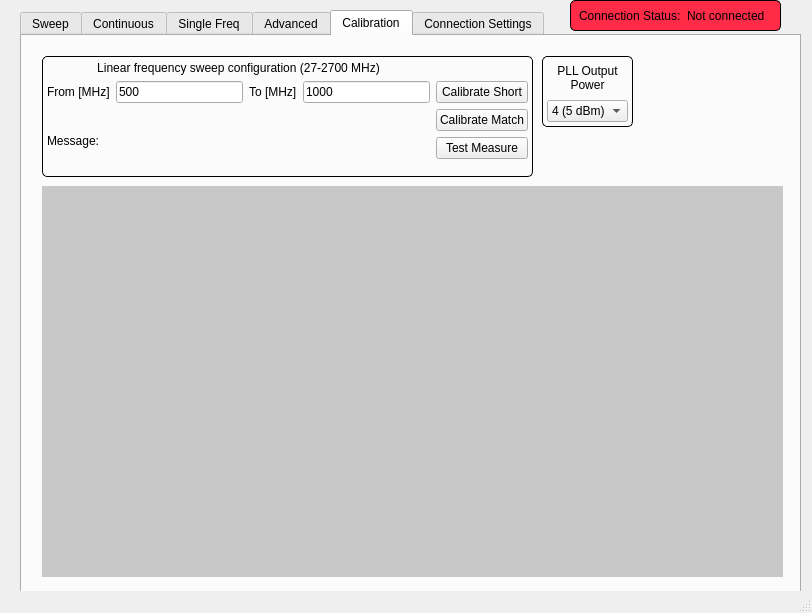
Qt form mainwindow.ui (ivodovc/antenna-measurement-system-gui) before a commit.
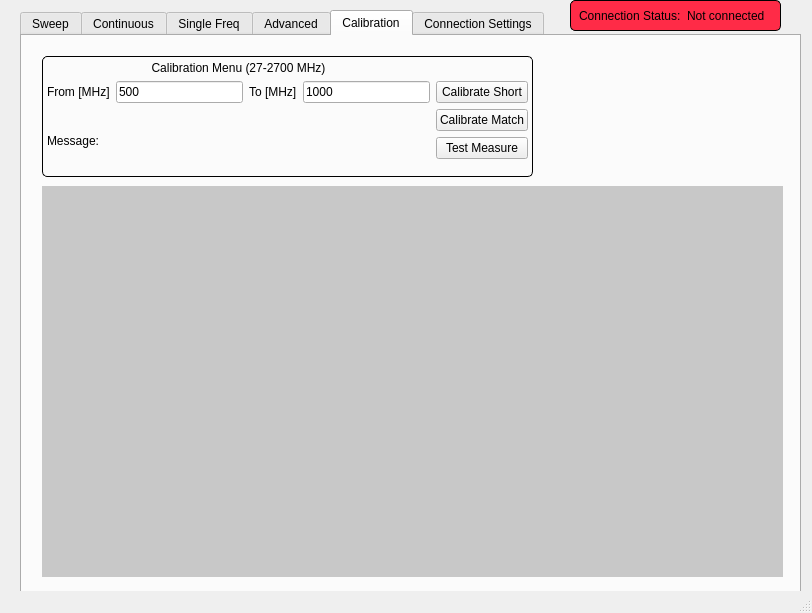
The same form after that commit. The open tabs and pages were chosen to show the change. Custom widgets are drawn as their Qt base class.

Diff of the .ui file:
```diff
--- a/mainwindow.ui
+++ b/mainwindow.ui
@@ -977,7 +977,7 @@
        <item row="1" column="0" colspan="4">
         <widget class="QLabel" name="label_24">
          <property name="text">
-          <string>Linear frequency sweep configuration (27-2700 MHz)</string>
+          <string>Calibration Menu (27-2700 MHz)</string>
          </property>
          <property name="alignment">
           <set>Qt::AlignCenter</set>
@@ -1021,72 +1021,7 @@
        </item>
       </layout>
      </widget>
-     <widget class="QWidget" name="PLLsettingsWidget_3" native="true">
-      <property name="geometry">
-       <rect>
-        <x>520</x>
-        <y>20</y>
-        <width>91</width>
-        <height>71</height>
-       </rect>
-      </property>
-      <property name="styleSheet">
-       <string notr="true">QWidget#PLLsettingsWidget_3{
-border-radius: 5px; border: 1px solid white;
-border-color: rgb(0, 0, 0);
-}</string>
-      </property>
-      <layout class="QGridLayout" name="gridLayout_12">
-       <property name="leftMargin">
-        <number>5</number>
-       </property>
-       <property name="topMargin">
-        <number>5</number>
-       </property>
-       <property name="rightMargin">
-        <number>5</number>
-       </property>
-       <property name="bottomMargin">
-        <number>5</number>
-       </property>
-       <item row="1" column="0">
-        <widget class="QComboBox" name="comboBox_3">
-         <item>
-          <property name="text">
-           <string>4 (5 dBm)</string>
-          </property>
-         </item>
-         <item>
-          <property name="text">
-           <string>3 (2 dBm)</string>
-          </property>
-         </item>
-         <item>
-          <property name="text">
-           <string>2 (-1 dBm)</string>
-          </property>
-         </item>
-         <item>
-          <property name="text">
-           <string>1 (-4 dBm)</string>
-          </property>
-         </item>
-        </widget>
-       </item>
-       <item row="0" column="0">
-        <widget class="QLabel" name="label_27">
-         <property name="text">
-          <string>PLL Output 
-Power</string>
-         </property>
-         <property name="alignment">
-          <set>Qt::AlignCenter</set>
-         </property>
-        </widget>
-       </item>
-      </layout>
-     </widget>
-     <widget class="PlotWidget" name="calibratePlot" native="true">
+     <widget class="PlotWidget" name="calibrateGraphWidget" native="true">
       <property name="geometry">
        <rect>
         <x>20</x>
```
Left out of the diff: 2 changed lines with no effect on the pictures.
